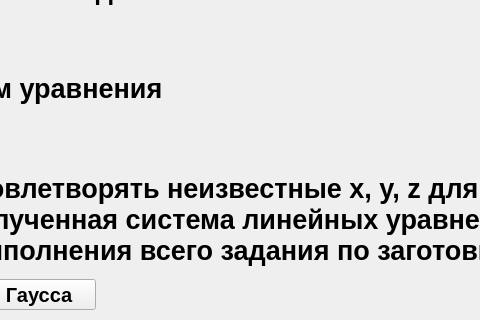
This is task.ui in ivanko337/GAVNO_EBUCHEE_BLYA_TUPIE_PIDORY- as Qt 5 draws it before an edit; both pictures show x 305 to 785 and y 421 to 741 of the 1369 by 741 pixel window. The edited form follows.
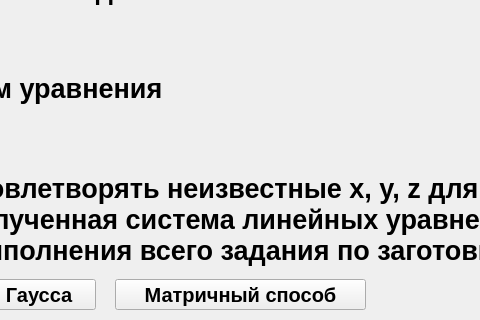
This is the edited form. Icons and pictures are not drawn.

```diff
--- a/task.ui
+++ b/task.ui
@@ -219,6 +219,26 @@
      <pixmap resource="x.qrc">:/newPrefix/table.png</pixmap>
     </property>
    </widget>
+   <widget class="QPushButton" name="pushButton_Matrix">
+    <property name="geometry">
+     <rect>
+      <x>420</x>
+      <y>700</y>
+      <width>251</width>
+      <height>31</height>
+     </rect>
+    </property>
+    <property name="font">
+     <font>
+      <pointsize>15</pointsize>
+      <weight>75</weight>
+      <bold>true</bold>
+     </font>
+    </property>
+    <property name="text">
+     <string>Матричный способ</string>
+    </property>
+   </widget>
   </widget>
  </widget>
  <resources>
```
